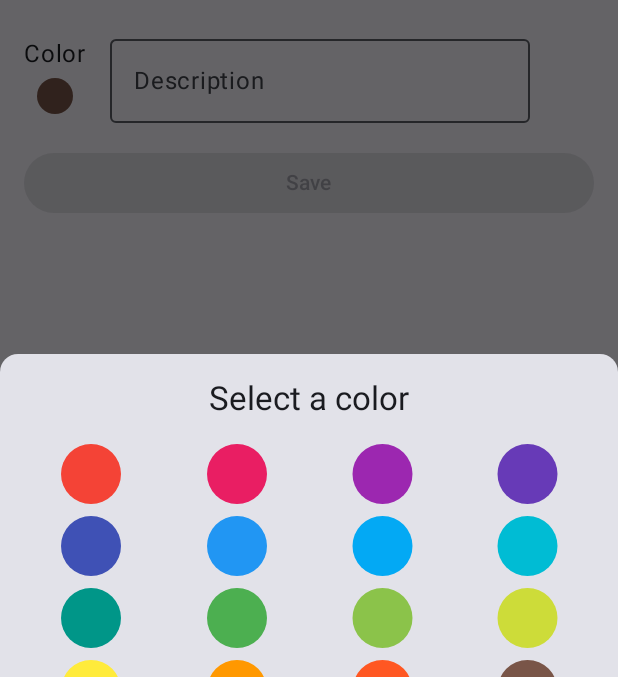
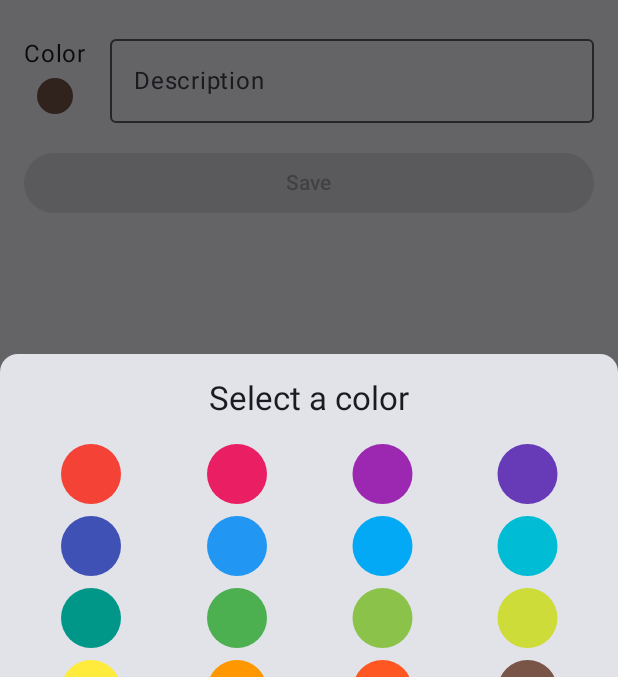
Before and after one commit to janssenbatista/shopping-list-android-app, an Android app built with Jetpack Compose: the screen it shows after launch (MainActivity), after a tap on "Color", on a phone screen of 412 x 824 dp, the part 69-746 px from its top. Run offline under Robolectric (Android 15) with nearby library versions, the phone set to English and light mode, and no system bars; our stand-ins replace Room's generated code, Voyager; 3 other taps on this screen came first.

Commit message:
style: change description field  width in ShoppingListFormScreen

```diff
--- a/app/src/main/java/dev/janssenbatista/shoppinglist/ui/screens/shoppingListForm/ShoppingListFormScreen.kt
+++ b/app/src/main/java/dev/janssenbatista/shoppinglist/ui/screens/shoppingListForm/ShoppingListFormScreen.kt
@@ -117,7 +117,8 @@ class ShoppingListFormScreen(val shoppingListId: Long? = null) : Screen {
                             isError = uiState.shoppingListExists,
                             keyboardOptions = KeyboardOptions(
                                 capitalization = KeyboardCapitalization.Sentences
-                            )
+                            ),
+                            modifier = Modifier.fillMaxWidth()
                         )
                         AnimatedVisibility(visible = uiState.shoppingListExists) {
                             Text(
```
